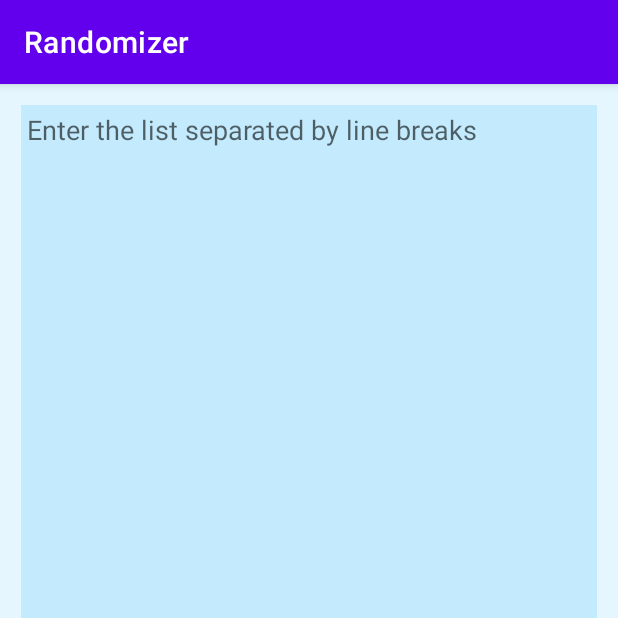
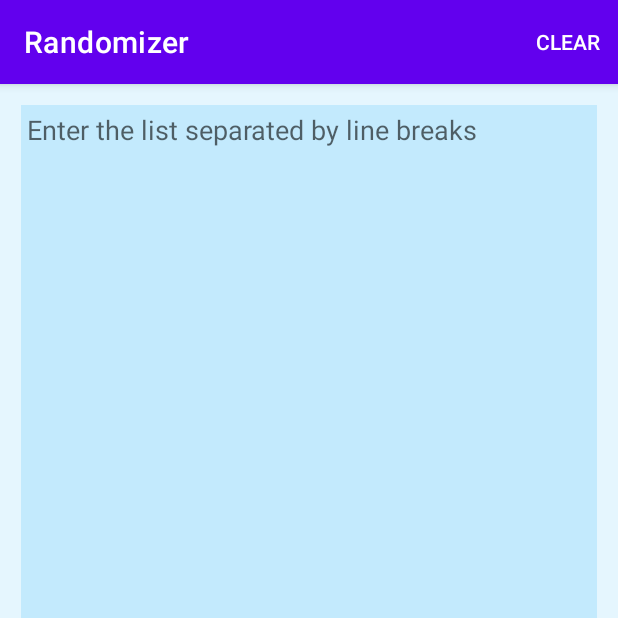
Before and after one commit to AlvaroFalcon/list_random_generator, an Android app: the MainActivity screen opened directly, with no data from a screen before it, on a phone screen of 412 x 824 dp, the top half of it. Run offline under Robolectric (Android 15) with nearby library versions, the phone set to English and light mode, and no system bars.

Commit message:
- Added menu - Updated manifest - Improved WordProcessor.kt - Improved activity_main.xml - Handle menu actions

```diff
--- a/app/src/main/AndroidManifest.xml
+++ b/app/src/main/AndroidManifest.xml
@@ -9,7 +9,8 @@
         android:roundIcon="@mipmap/ic_launcher_round"
         android:supportsRtl="true"
         android:theme="@style/Theme.ListRandomizer">
-        <activity android:name=".activities.MainActivity">
+        <activity android:name=".activities.MainActivity"
+            android:windowSoftInputMode="stateVisible|adjustResize">
             <intent-filter>
                 <action android:name="android.intent.action.MAIN" />
                 <category android:name="android.intent.category.LAUNCHER" />
--- a/app/src/main/java/com/frostfel/listrandomizer/activities/MainActivity.kt
+++ b/app/src/main/java/com/frostfel/listrandomizer/activities/MainActivity.kt
@@ -2,6 +2,8 @@ package com.frostfel.listrandomizer.activities
 
 import android.content.Intent
 import android.os.Bundle
+import android.view.Menu
+import android.view.MenuItem
 import android.view.View
 import androidx.activity.viewModels
 import androidx.appcompat.app.AppCompatActivity
@@ -21,6 +23,21 @@ class MainActivity : AppCompatActivity(), View.OnClickListener {
         }
     }
 
+    override fun onCreateOptionsMenu(menu: Menu?): Boolean {
+        menuInflater.inflate(R.menu.main_activity_menu, menu)
+        return true
+    }
+
+    override fun onOptionsItemSelected(item: MenuItem): Boolean {
+        when(item.itemId){
+            R.id.clear_list -> {
+                viewModel.clearList()
+                randomize_items_text_field.setText("")
+            }
+        }
+        return super.onOptionsItemSelected(item)
+    }
+
     override fun onClick(v: View) {
         when(v.id){
             R.id.randomize_btn ->{
--- a/app/src/main/java/com/frostfel/listrandomizer/utils/WordProcessor.kt
+++ b/app/src/main/java/com/frostfel/listrandomizer/utils/WordProcessor.kt
@@ -6,7 +6,7 @@ class WordProcessor {
             if(text == null) return listOf()
             if(text.isEmpty()) return listOf()
             if(!text.contains(delimiter)) return listOf(text)
-            return text.split(delimiter)
+            return text.trim().split(delimiter)
         }
     }
 }
--- a/app/src/main/res/layout/activity_main.xml
+++ b/app/src/main/res/layout/activity_main.xml
@@ -33,14 +33,16 @@
     </androidx.constraintlayout.widget.ConstraintLayout>
 
     <TextView
+        android:padding="14dp"
         android:id="@+id/result_text"
         android:layout_width="0dp"
+        android:textSize="18sp"
         android:layout_height="wrap_content"
         app:layout_constraintTop_toBottomOf="@id/guideline"
         app:layout_constraintStart_toStartOf="parent"
         app:layout_constraintEnd_toEndOf="parent"
         android:textStyle="bold"
-        android:gravity="center"
+        android:gravity="start"
         />
     <Button
         android:id="@+id/randomize_btn"
--- /dev/null
+++ b/app/src/main/res/menu/main_activity_menu.xml
@@ -0,0 +1,9 @@
+<?xml version="1.0" encoding="utf-8"?>
+<menu xmlns:android="http://schemas.android.com/apk/res/android"
+    xmlns:app="http://schemas.android.com/apk/res-auto">
+    <item
+        android:id="@+id/clear_list"
+        app:showAsAction="always"
+        android:title="@string/clear_list_text"
+        />
+</menu>
--- a/app/src/main/res/values/strings.xml
+++ b/app/src/main/res/values/strings.xml
@@ -2,4 +2,5 @@
     <string name="random_button_title">Randomize!</string>
     <string name="text_field_hint">Enter the list separated by line breaks</string>
     <string name="app_name">Randomizer</string>
+    <string name="clear_list_text">Clear</string>
 </resources>
```
Also changed, not shown: app/src/main/java/com/frostfel/listrandomizer/viewmodel/MainActivityViewModel.kt (+9 -1 lines).
